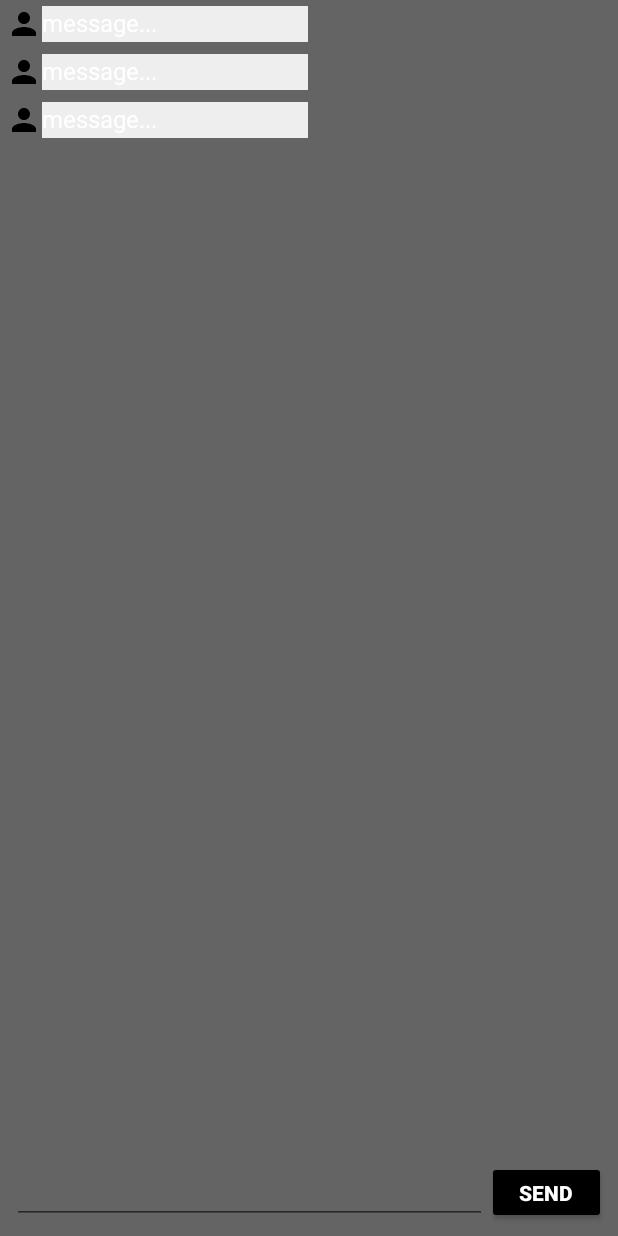
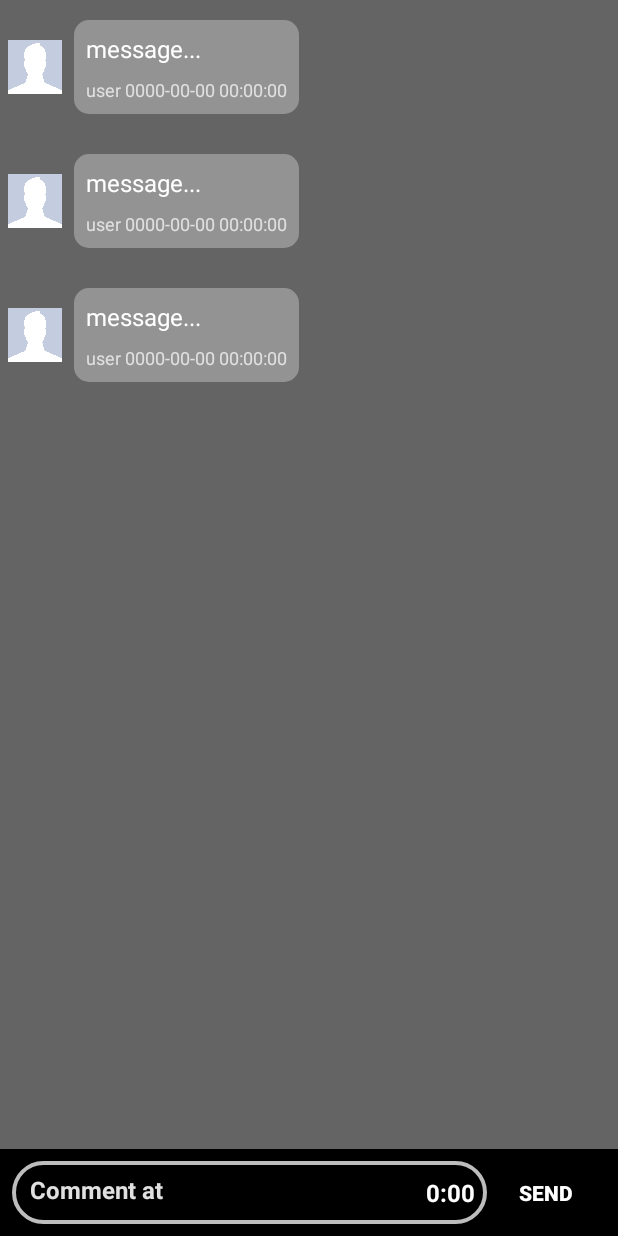
Before and after one commit to Cheolhun-Hwang/android_music_cluoud, an Android app: the layout activity_talk.xml on its own in the app's theme, with its tools: preview values and no code run, on a phone screen of 412 x 824 dp. Run offline under Robolectric (Android 15) with nearby library versions, the phone set to English and light mode, and no system bars.

```diff
--- a/exam/app/src/main/java/com/hch/hooney/musiccloudproject/views/DownPanelView.java
+++ b/exam/app/src/main/java/com/hch/hooney/musiccloudproject/views/DownPanelView.java
@@ -31,6 +31,10 @@ public class DownPanelView extends LinearLayout {
         setView(context);
     }
 
+    public ImageButton getPlayBtn(){
+        return playBtn;
+    }
+
     private void setView(Context context) {
         View view = LayoutInflater.from(context).inflate(R.layout.down_music_panel_view, this, false);
         playBtn = view.findViewById(R.id.down_music_panel_play_btn);
--- /dev/null
+++ b/exam/app/src/main/res/drawable/item_view_background.xml
@@ -0,0 +1,12 @@
+<?xml version="1.0" encoding="utf-8"?>
+<ripple xmlns:android="http://schemas.android.com/apk/res/android"
+    xmlns:tools="http://schemas.android.com/tools"
+    android:color="#aaffffff"
+    tools:targetApi="lollipop"> <!-- ripple effect color -->
+    <item android:id="@android:id/background">
+        <shape android:shape="rectangle">
+            <corners android:radius="10dp" />
+            <solid android:color="#88bdbdbd" /> <!-- background color -->
+        </shape>
+    </item>
+</ripple>
--- /dev/null
+++ b/exam/app/src/main/res/drawable/shape_edit_talk.xml
@@ -0,0 +1,12 @@
+<?xml version="1.0" encoding="utf-8"?>
+<shape xmlns:android="http://schemas.android.com/apk/res/android">
+    <stroke
+        android:color="#bdbdbd"
+        android:width="2.5dp" />
+    <corners android:radius="20dp" />
+
+    <!--android:startColor="#c3c3c3"-->
+    <gradient
+        android:type="linear"
+        android:angle="270" />
+</shape>
--- a/exam/app/src/main/res/layout/activity_talk.xml
+++ b/exam/app/src/main/res/layout/activity_talk.xml
@@ -22,14 +22,40 @@
 
         <LinearLayout
             android:padding="8dp"
+            android:background="@color/black"
             android:orientation="horizontal"
             android:layout_width="match_parent"
             android:layout_height="58dp">
-            <EditText
-                android:id="@+id/talk_edit"
+            <LinearLayout
+                android:padding="8dp"
+                android:background="@drawable/shape_edit_talk"
+                android:orientation="horizontal"
                 android:layout_weight="1"
                 android:layout_width="0dp"
-                android:layout_height="match_parent" />
+                android:layout_height="match_parent">
+                <EditText
+                    android:padding="4dp"
+                    android:textColor="@color/white"
+                    android:textStyle="bold"
+                    android:textSize="16sp"
+                    android:hint="Comment at"
+                    android:textColorHint="@color/grey_300"
+                    android:background="@color/alpha"
+                    android:id="@+id/talk_edit"
+                    android:layout_weight="1"
+                    android:layout_width="0dp"
+                    android:layout_height="match_parent" />
+                <TextView
+                    android:id="@+id/item_talk_progress_text"
+                    android:paddingLeft="4dp"
+                    android:gravity="center"
+                    android:textSize="16sp"
+                    android:textStyle="bold"
+                    android:textColor="@color/white"
+                    android:text="0:00"
+                    android:layout_width="wrap_content"
+                    android:layout_height="match_parent" />
+            </LinearLayout>
             <Button
                 android:id="@+id/talk_send_btn"
                 android:backgroundTint="@color/black"
--- a/exam/app/src/main/res/layout/item_talk.xml
+++ b/exam/app/src/main/res/layout/item_talk.xml
@@ -2,24 +2,26 @@
 <LinearLayout
     xmlns:android="http://schemas.android.com/apk/res/android"
     android:orientation="horizontal"
-    android:padding="4dp"
+    android:padding="1dp"
+    android:layout_margin="4dp"
+    android:gravity="center"
+    android:clickable="true"
     android:layout_width="wrap_content"
     android:layout_height="wrap_content">
     <ImageView
         android:id="@+id/item_talk_icon"
         android:scaleType="fitCenter"
-        android:src="@drawable/ic_person_black_24dp"
-        android:layout_weight="0.25"
-        android:layout_width="0dp"
-        android:minHeight="24dp"
-        android:maxHeight="36dp"
-        android:layout_height="wrap_content" />
+        android:src="@drawable/no_user"
+        android:layout_width="36dp"
+        android:layout_height="36dp" />
     <LinearLayout
+        android:layout_margin="8dp"
+        android:padding="8dp"
         android:orientation="vertical"
-        android:background="@color/grey_200"
+        android:background="@drawable/item_view_background"
         android:layout_weight="1"
         android:layout_width="0dp"
-        android:layout_height="match_parent">
+        android:layout_height="wrap_content">
         <TextView
             android:text="message..."
             android:textSize="16sp"
@@ -29,10 +31,11 @@
             android:layout_width="match_parent"
             android:layout_height="wrap_content" />
         <TextView
+            android:layout_marginTop="8dp"
             android:text="user 0000-00-00 00:00:00"
-            android:textSize="16sp"
+            android:textSize="12sp"
             android:textStyle="normal"
-            android:textColor="@color/white"
+            android:textColor="@color/grey_300"
             android:id="@+id/item_talk_info"
             android:layout_width="match_parent"
             android:layout_height="wrap_content" />
```
Also changed, not shown: exam/app/src/main/java/com/hch/hooney/musiccloudproject/MainActivity.java (+111 -56 lines), exam/app/src/main/java/com/hch/hooney/musiccloudproject/Services/Binds/AudioServiceBinder.java (+75 -2 lines), exam/app/src/main/java/com/hch/hooney/musiccloudproject/TalkActivity.java (+15 -1 lines), exam/app/src/main/java/com/hch/hooney/musiccloudproject/listPack/TalkListAdapter.java (+6 -2 lines), exam/app/src/main/java/com/hch/hooney/musiccloudproject/views/HiddenPanelView.java (+36 -3 lines), exam/app/src/main/res/layout/hidden_layout_panel_view.xml (+11 -9 lines), exam/app/src/main/res/drawable/no_user.jpg (added), 7 other files.
